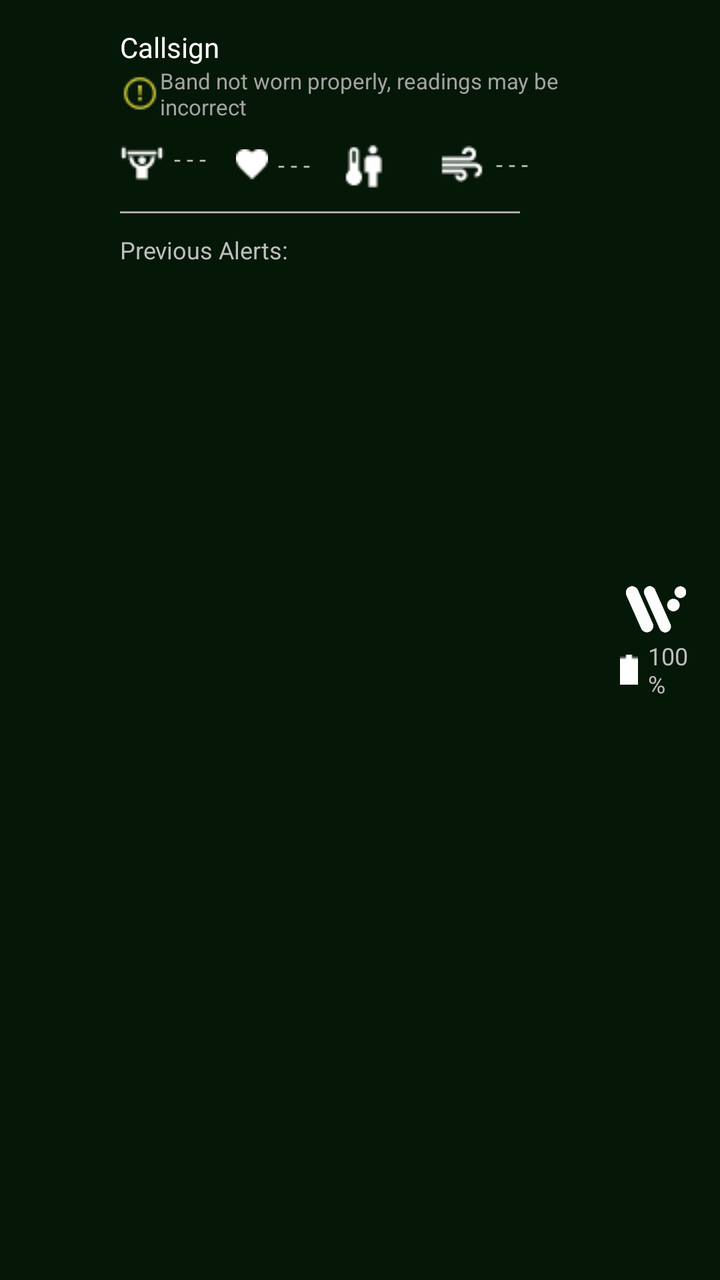
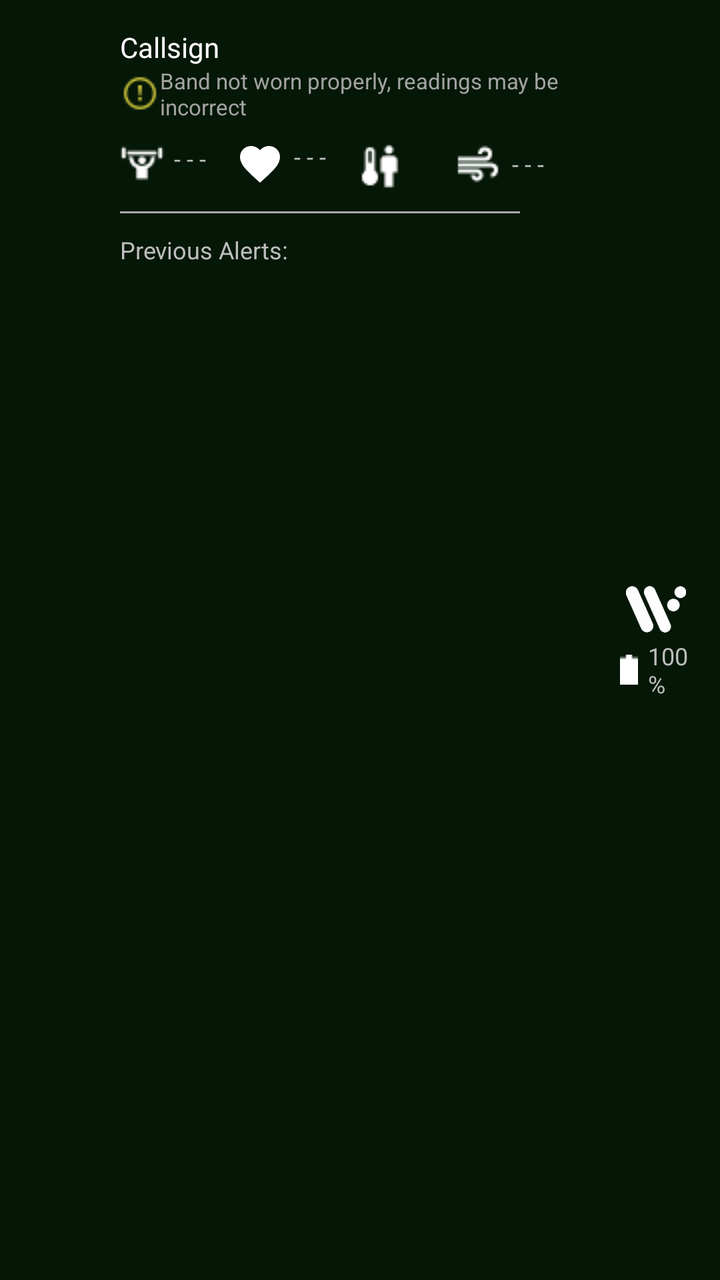

An Android layout rendered at two revisions. The XML below is the earlier revision; the diff shows what the commit changed to produce the second picture.
<!-- AndroidManifest.xml: application theme AppTheme -->
<!-- res/layout/custom_group_view.xml -->
<?xml version="1.0" encoding="utf-8"?>
<LinearLayout
    xmlns:android="http://schemas.android.com/apk/res/android"
    xmlns:tools="http://schemas.android.com/tools"
    android:layout_width="match_parent"
    android:layout_height="wrap_content"
    android:orientation="horizontal"
    android:paddingVertical="10dp"
    tools:ignore="UselessParent"
    android:background="@color/greenbg"
    style="@style/AppTheme">

    <ImageView
        android:id="@+id/alertIcon"
        android:layout_width="25dp"
        android:layout_height="25dp"
        android:layout_marginStart="25dp"
        android:layout_marginEnd="10dp"
        android:src="@drawable/danger"
        tools:ignore="ContentDescription"
        android:layout_gravity="center_vertical"
        android:visibility="invisible"/>

    <LinearLayout
        android:id="@+id/nameAndAlerts"
        android:layout_width="wrap_content"
        android:layout_height="wrap_content"
        android:orientation="vertical"
        android:layout_marginTop="4dp">

        <TextView
            android:id="@+id/textCallsign"
            android:layout_width="wrap_content"
            android:layout_height="wrap_content"
            android:textSize="14sp"
            android:text="Callsign"
            android:textColor="@color/white"
            tools:ignore="RtlHardcoded"/>

        <TextView
            android:id="@+id/textisFalsePositive"
            android:layout_width="250dp"
            android:layout_height="wrap_content"
            android:textSize="11sp"
            android:text="Band not worn properly, readings may be incorrect"
            android:textColor="@color/light_gray"
            tools:ignore="RtlHardcoded"
            android:paddingBottom="3dp"
            android:drawableStart="@drawable/isfalsepositive"
            android:visibility = "visible"/>

        <TextView
            android:id="@+id/textLastConnected"
            android:layout_width="wrap_content"
            android:layout_height="wrap_content"
            android:textSize="13sp"
            android:text="Last connected X minutes ago"
            android:textColor="@color/light_gray"
            tools:ignore="RtlHardcoded"
            android:paddingBottom="7dp"
            android:visibility="gone"/>

        <LinearLayout
            android:id="@+id/healthData"
            android:layout_width="wrap_content"
            android:layout_height="wrap_content"
            android:gravity="center_vertical"
            android:paddingTop="5dp">

            <TextView
                android:id="@+id/textExertion"
                android:layout_width="wrap_content"
                android:layout_height="wrap_content"
                android:textSize="12sp"
                tools:ignore="RtlHardcoded"
                android:text="- - -"
                android:layout_marginEnd="15dp"
                android:drawableStart="@drawable/exertion"
                android:drawablePadding="5dp"/>

            <TextView
                android:id="@+id/textHeartRate"
                android:layout_width="wrap_content"
                android:layout_height="wrap_content"
                android:textSize="12sp"
                tools:ignore="RtlHardcoded"
                android:text="- - -"
                android:layout_marginEnd="15dp"
                android:drawableStart="@drawable/heartrate"
                android:drawablePadding="5dp"/>
            <TextView
                android:id="@+id/textCoreBodyTemp"
                android:layout_width="wrap_content"
                android:layout_height="wrap_content"
                android:textSize="12sp"
                android:layout_marginEnd="15dp"
                android:drawableStart="@drawable/corebodytemp"
                android:contentDescription="@string/skin_temperature"
                android:drawablePadding="5dp"/>

            <TextView
                android:id="@+id/textVo2"
                android:layout_width="wrap_content"
                android:layout_height="wrap_content"
                android:drawableStart="@drawable/vo2"
                android:text="- - -"
                android:textSize="12sp"
                tools:ignore="RtlHardcoded"
                android:gravity="center_vertical"
                android:drawablePadding="5dp"
                android:layout_toEndOf="@id/textHrlv"/>











        </LinearLayout>

        <RelativeLayout
            android:id="@+id/expandedHealthData"
            android:layout_width="wrap_content"
            android:layout_height="wrap_content"
            android:layout_marginTop="3dp"
            android:gravity="center_vertical"
            android:visibility="gone">

            <TextView
                android:id="@+id/textCaloricBurnRate"
                android:layout_width="wrap_content"
                android:layout_height="wrap_content"
                android:textSize="12sp"
                tools:ignore="RtlHardcoded"
                android:text="- - -"
                android:layout_marginEnd="15dp"
                android:drawableStart="@drawable/calories"
                android:drawablePadding="5dp"/>

            <TextView
                android:id="@+id/textHrlv"
                android:layout_width="wrap_content"
                android:layout_height="wrap_content"
                android:textSize="12sp"
                tools:ignore="RtlHardcoded"
                android:text="- - -"
                android:layout_marginEnd="15dp"
                android:drawableStart="@drawable/hrlv"
                android:drawablePadding="5dp"
                android:layout_toEndOf="@id/textCaloricBurnRate"/>













            <TextView
                android:id="@+id/textHrv"
                android:layout_width="wrap_content"
                android:layout_height="wrap_content"
                android:drawableStart="@drawable/hrv"
                android:text="- - -"
                android:textSize="12sp"
                tools:ignore="RtlHardcoded"
                android:drawablePadding="5dp"
                android:layout_marginTop="3dp"
                android:layout_below="@id/textCaloricBurnRate"/>
        </RelativeLayout>

        <LinearLayout
            android:layout_width="wrap_content"
            android:layout_height="wrap_content"
            android:id="@+id/previousAlert"
            android:layout_marginTop="10dp"
            android:orientation="vertical">
            <View
                android:layout_width="200dp"
                android:layout_height="1dp"
                android:background="@android:color/darker_gray"/>

            <TextView
                android:layout_width="wrap_content"
                android:layout_height="wrap_content"
                android:text="@string/previous_alerts"
                android:textSize="12sp"
                android:layout_marginTop="10dp"/>

        </LinearLayout>

    </LinearLayout>

    <RelativeLayout
        android:layout_width="wrap_content"
        android:layout_height="wrap_content"
        android:layout_gravity="center_vertical"
        android:layout_marginEnd="10dp"
        android:orientation="vertical">

        <ImageView
            android:id="@+id/iconWearableLogo"
            android:layout_width="30dp"
            android:layout_height="30dp"
            android:src="@drawable/wearos"
            android:layout_marginEnd="7dp"
            android:layout_alignParentEnd="true"/>

        <TextView
            android:id="@+id/textBattery"
            android:layout_width="wrap_content"
            android:layout_height="wrap_content"
            android:textSize="12sp"
            android:text="100%"
            tools:ignore="RtlHardcoded"
            android:layout_below="@id/iconWearableLogo"
            android:layout_alignParentEnd="true"
            android:drawableStart="@drawable/battery"
            android:drawablePadding="5dp"/>


    </RelativeLayout>





</LinearLayout>
<!-- resources referenced by this layout -->
<resources>
  <color name="greenbg">#202BB73B</color>
  <color name="light_gray">#A3A3A3</color>
  <color name="white">#ffffff</color>
  <!-- drawable battery: png bitmap (drawable, 158 bytes) -->
  <!-- drawable calories: png bitmap (drawable, 372 bytes) -->
  <!-- drawable corebodytemp: png bitmap (drawable, 384 bytes) -->
  <!-- drawable danger: png bitmap (drawable, 1175 bytes) -->
  <!-- drawable exertion: png bitmap (drawable, 379 bytes) -->
  <!-- drawable heartrate: png bitmap (drawable, 255 bytes) -->
  <!-- drawable hrlv: png bitmap (drawable, 381 bytes) -->
  <!-- drawable hrv: png bitmap (drawable, 371 bytes) -->
  <!-- drawable isfalsepositive: png bitmap (drawable, 552 bytes) -->
  <!-- drawable vo2: png bitmap (drawable, 362 bytes) -->
  <!-- drawable wearos: png bitmap (drawable, 4659 bytes) -->
  <string name="previous_alerts">Previous Alerts:</string>
  <string name="skin_temperature">Skin Temperature</string>
  <style name="AppTheme" parent="@android:style/Theme.Holo">
          <item name="android:buttonStyle">@android:style/Widget.Button</item>
          <item name="android:imageButtonStyle">@android:style/Widget.Button</item>
          <item name="android:buttonStyleToggle">@android:style/Widget.Button</item>
          <item name="android:spinnerStyle">@style/ATAKSpinner</item>
          <item name="android:spinnerItemStyle">@style/ATAKSpinnerItem</item>
          <item name="android:editTextStyle">@style/ATAKEditText</item>
      </style>
  <style name="ATAKSpinner" parent="@android:style/Widget.Spinner">
          <item name="android:spinnerMode">dialog</item>
      </style>
  <style name="ATAKSpinnerItem" parent="@style/AppTheme">
          <item name="android:textColor">@android:color/black</item>
      </style>
  <style name="ATAKEditText" parent="@android:style/Widget.EditText">
          
          
  
          
          <item name="android:imeOptions">flagNoFullscreen</item>
      </style>
</resources>

<!-- the commit's change to res/layout/custom_group_view.xml (unified diff, before → after) -->
@@ -86,7 +86,7 @@
                 tools:ignore="RtlHardcoded"
                 android:text="- - -"
                 android:layout_marginEnd="15dp"
-                android:drawableStart="@drawable/heartrate"
+                android:drawableStart="@drawable/heart"
                 android:drawablePadding="5dp"/>
             <TextView
                 android:id="@+id/textCoreBodyTemp"
<!-- resource entries referenced after the edit -->
@@ -8,7 +8,16 @@
   <!-- drawable corebodytemp: png bitmap (drawable, 384 bytes) -->
   <!-- drawable danger: png bitmap (drawable, 1175 bytes) -->
   <!-- drawable exertion: png bitmap (drawable, 379 bytes) -->
-  <!-- drawable heartrate: png bitmap (drawable, 255 bytes) -->
+  <!-- drawable heart (drawable) -->
+  <vector xmlns:android="http://schemas.android.com/apk/res/android"
+      android:width="24dp"
+      android:height="24dp"
+      android:viewportWidth="24"
+      android:viewportHeight="24">
+      <path
+          android:fillColor="#FFFFFFFF"
+          android:pathData="M12,21.35l-1.45,-1.32C5.4,15.36 2,12.28 2,8.5 2,5.42 4.42,3 7.5,3c1.74,0 3.41,0.81 4.5,2.09C13.09,3.81 14.76,3 16.5,3 19.58,3 22,5.42 22,8.5c0,3.78 -3.4,6.86 -8.55,11.54L12,21.35z" />
+  </vector>
   <!-- drawable hrlv: png bitmap (drawable, 381 bytes) -->
   <!-- drawable hrv: png bitmap (drawable, 371 bytes) -->
   <!-- drawable isfalsepositive: png bitmap (drawable, 552 bytes) -->
